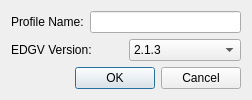
First picture: the form in UserTools/create_profile.ui, repository dsgoficial/DsgTools, before the edit.
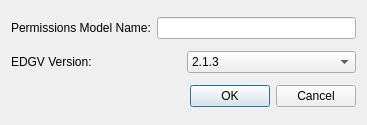
Second picture: the form after the edit.

The edit to the form file:
```diff
--- a/UserTools/create_profile.ui
+++ b/UserTools/create_profile.ui
@@ -6,8 +6,8 @@
    <rect>
     <x>0</x>
     <y>0</y>
-    <width>252</width>
-    <height>92</height>
+    <width>367</width>
+    <height>125</height>
    </rect>
   </property>
   <property name="windowTitle">
@@ -19,7 +19,7 @@
      <item>
       <widget class="QLabel" name="label">
        <property name="text">
-        <string>Profile Name:</string>
+        <string>Permissions Model Name:</string>
        </property>
       </widget>
      </item>
```
Left out of the diff: 2 changed lines with no effect on the pictures.
